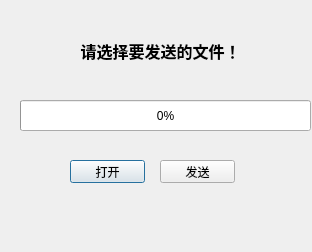
Qt form tcpserver.ui (shuixn/Pathway) before a commit.
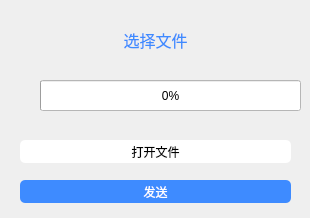
The same form after that commit.

```diff
--- a/tcpserver.ui
+++ b/tcpserver.ui
@@ -6,32 +6,40 @@
    <rect>
     <x>0</x>
     <y>0</y>
-    <width>312</width>
-    <height>252</height>
+    <width>310</width>
+    <height>218</height>
    </rect>
   </property>
   <property name="windowTitle">
    <string>Dialog</string>
   </property>
+  <property name="styleSheet">
+   <string notr="true">background-color: rgb(239, 239, 239);</string>
+  </property>
   <widget class="QLabel" name="serverStatusLabel">
    <property name="geometry">
     <rect>
-     <x>10</x>
-     <y>20</y>
-     <width>301</width>
-     <height>61</height>
+     <x>20</x>
+     <y>30</y>
+     <width>271</width>
+     <height>20</height>
     </rect>
    </property>
    <property name="font">
     <font>
-     <family>Agency FB</family>
+     <family>幼圆 12</family>
      <pointsize>12</pointsize>
-     <weight>75</weight>
-     <bold>true</bold>
+     <weight>9</weight>
+     <italic>false</italic>
+     <bold>false</bold>
     </font>
    </property>
+   <property name="styleSheet">
+    <string notr="true">font: 75 12pt &quot;幼圆&quot; bold;
+color:rgb(62, 139, 255);</string>
+   </property>
    <property name="text">
-    <string>请选择要发送的文件！</string>
+    <string>选择文件</string>
    </property>
    <property name="alignment">
     <set>Qt::AlignCenter</set>
@@ -40,25 +48,37 @@
   <widget class="QPushButton" name="serverOpenBtn">
    <property name="geometry">
     <rect>
-     <x>70</x>
-     <y>160</y>
-     <width>75</width>
+     <x>20</x>
+     <y>140</y>
+     <width>271</width>
      <height>23</height>
     </rect>
    </property>
+   <property name="styleSheet">
+    <string notr="true">background-color: rgb(255, 255, 255);
+border:1px #000;
+border-radius:5px;</string>
+   </property>
    <property name="text">
-    <string>打开</string>
+    <string>打开文件</string>
    </property>
   </widget>
   <widget class="QPushButton" name="serverSendBtn">
    <property name="geometry">
     <rect>
-     <x>160</x>
-     <y>160</y>
-     <width>75</width>
+     <x>20</x>
+     <y>180</y>
+     <width>271</width>
      <height>23</height>
     </rect>
    </property>
+   <property name="styleSheet">
+    <string notr="true">background-color: rgb(62, 139, 255);
+border:1px;
+border-radius:5px;
+color: rgb(255, 255, 255);
+</string>
+   </property>
    <property name="text">
     <string>发送</string>
    </property>
@@ -66,12 +86,15 @@
   <widget class="QProgressBar" name="progressBar">
    <property name="geometry">
     <rect>
-     <x>20</x>
-     <y>100</y>
-     <width>291</width>
+     <x>40</x>
+     <y>80</y>
+     <width>261</width>
      <height>31</height>
     </rect>
    </property>
+   <property name="styleSheet">
+    <string notr="true">background-color: rgb(255, 255, 255);</string>
+   </property>
    <property name="value">
     <number>0</number>
    </property>
```
